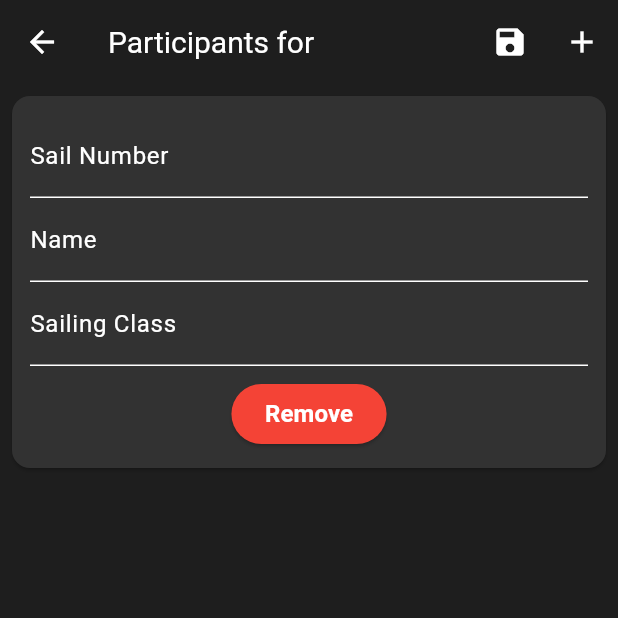
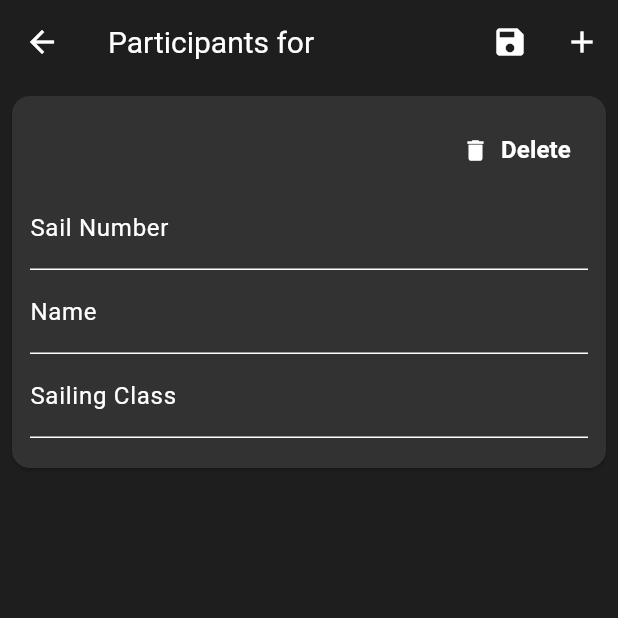
Before and after one commit to GADijkhuis/Klokking-Sail, a Flutter app: the ParticipantsView screen opened directly with empty values, after a tap on the "add" icon, on a phone screen of 412 x 824 dp, the top half of it. Run offline on Flutter 3.47's test engine with Material 3 defaults, Android fonts, the light colour scheme and no system bars.

Commit message:
feat: Added delete functions for participants

```diff
--- a/lib/pages/finish_view.dart
+++ b/lib/pages/finish_view.dart
@@ -67,7 +67,7 @@ class _FinishViewState extends State<FinishView> {
             onLongPress: () => {
               showDialog(context: context, builder: (BuildContext context) {
                 return AlertDialog(
-                  title: Text("Delete project?"),
+                  title: Text("Delete Race?"),
                   content: Text("Are you sure you want to delete Race ${index + 1}?"),
                   actions: [
                     TextButton(
--- a/lib/pages/participants_view.dart
+++ b/lib/pages/participants_view.dart
@@ -65,6 +65,44 @@ class _ParticipantsViewState extends State<ParticipantsView> {
               padding: const EdgeInsets.all(12.0),
               child: Column(
                 children: [
+                  Row(
+                    mainAxisAlignment: MainAxisAlignment.end,
+                    children: [
+                      TextButton(
+                          onPressed: () {
+                            showDialog(context: context, builder: (BuildContext context) {
+                              return AlertDialog(
+                                title: Text("Delete Participant?"),
+                                content: Text("Are you sure you want to delete participant ${participant.name}?"),
+                                actions: [
+                                  TextButton(
+                                      onPressed: () => {
+                                        Navigator.of(context).pop()
+                                      },
+                                      child: Text("Cancel")
+                                  ),
+                                  TextButton(
+                                    onPressed: () {
+                                      _removeParticipant(index);
+                                      ScaffoldMessenger.of(context).showSnackBar(SnackBar(content: Text("Participant deleted")));
+                                      Navigator.of(context).pop();
+                                    },
+                                    child: Text("Delete"),
+                                  )
+                                ],
+                              );
+                            });
+                          },
+                          child: Row(
+                            spacing: 8,
+                            children: [
+                              Icon(Icons.delete),
+                              Text("Delete")
+                            ],
+                          )
+                      ),
+                    ],
+                  ),
                   TextField(
                     decoration: InputDecoration(labelText: 'Sail Number'),
                     onChanged: (val) => participant.sailNumber = val,
@@ -81,11 +119,6 @@ class _ParticipantsViewState extends State<ParticipantsView> {
                     controller: TextEditingController(text: participant.sailingClass),
                   ),
                   SizedBox(height: 8),
-                  ElevatedButton(
-                    onPressed: () => _removeParticipant(index),
-                    child: Text("Remove"),
-                    style: ElevatedButton.styleFrom(backgroundColor: Colors.red),
-                  )
                 ],
               ),
             ),
--- a/lib/pages/projects_view.dart
+++ b/lib/pages/projects_view.dart
@@ -20,6 +20,7 @@ class ProjectsView extends StatelessWidget {
         children: projects
             .map(
               (p) => ListTile(
+                leading: selected?.id == p.id ? Icon(Icons.check) : null,
                 title: Text(p.name),
                 selected: selected?.id == p.id,
                 onTap: () => onSelect(p),
```
